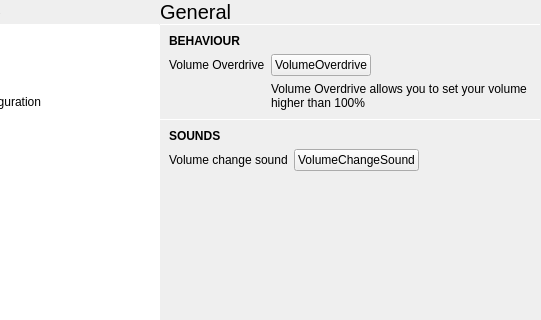
This is statuscenter/PulseaudioPane/audiopane.ui in vicr123/theshell as Qt 5 draws it before an edit; both pictures show x 90 to 631 and y 0 to 320 of the 631 by 423 pixel window. The edited form follows.
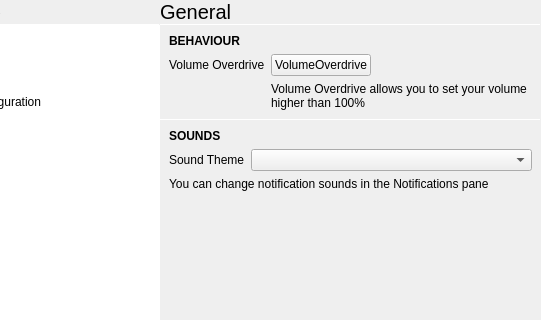
This is the edited form. Icons and pictures are not drawn. Custom widgets are drawn as their Qt base class.

Commit message: System sounds can now be changed

Patch:
```diff
--- a/statuscenter/PulseaudioPane/audiopane.ui
+++ b/statuscenter/PulseaudioPane/audiopane.ui
@@ -217,7 +217,7 @@
            <rect>
             <x>0</x>
             <y>0</y>
-            <width>381</width>
+            <width>399</width>
             <height>380</height>
            </rect>
           </property>
@@ -339,31 +339,21 @@
              <item row="1" column="0">
               <widget class="QLabel" name="label_10">
                <property name="text">
-                <string>Volume change sound</string>
+                <string>Sound Theme</string>
                </property>
               </widget>
              </item>
-             <item row="1" column="1">
-              <widget class="tSwitch" name="volumeChangeSoundSwitch">
+             <item row="3" column="0" colspan="2">
+              <widget class="QLabel" name="label_17">
                <property name="text">
-                <string notr="true">VolumeChangeSound</string>
+                <string>You can change notification sounds in the Notifications pane</string>
                </property>
+               <property name="wordWrap">
+                <bool>true</bool>
+               </property>
               </widget>
              </item>
-             <item row="1" column="2">
-              <spacer name="horizontalSpacer">
-               <property name="orientation">
-                <enum>Qt::Horizontal</enum>
-               </property>
-               <property name="sizeHint" stdset="0">
-                <size>
-                 <width>40</width>
-                 <height>20</height>
-                </size>
-               </property>
-              </spacer>
-             </item>
-             <item row="0" column="0" colspan="3">
+             <item row="0" column="0" colspan="2">
               <widget class="QLabel" name="label_11">
                <property name="font">
                 <font>
@@ -376,6 +366,23 @@
                </property>
               </widget>
              </item>
+             <item row="1" column="1">
+              <widget class="QComboBox" name="soundThemeComboBox">
+               <property name="sizePolicy">
+                <sizepolicy hsizetype="Expanding" vsizetype="Fixed">
+                 <horstretch>0</horstretch>
+                 <verstretch>0</verstretch>
+                </sizepolicy>
+               </property>
+              </widget>
+             </item>
+             <item row="2" column="0" colspan="2">
+              <layout class="QGridLayout" name="soundsGridLayout">
+               <property name="spacing">
+                <number>6</number>
+               </property>
+              </layout>
+             </item>
             </layout>
            </item>
            <item>
```
Left out of the diff: 24 changed lines with no effect on the pictures. The commit also changes 57 other files.
